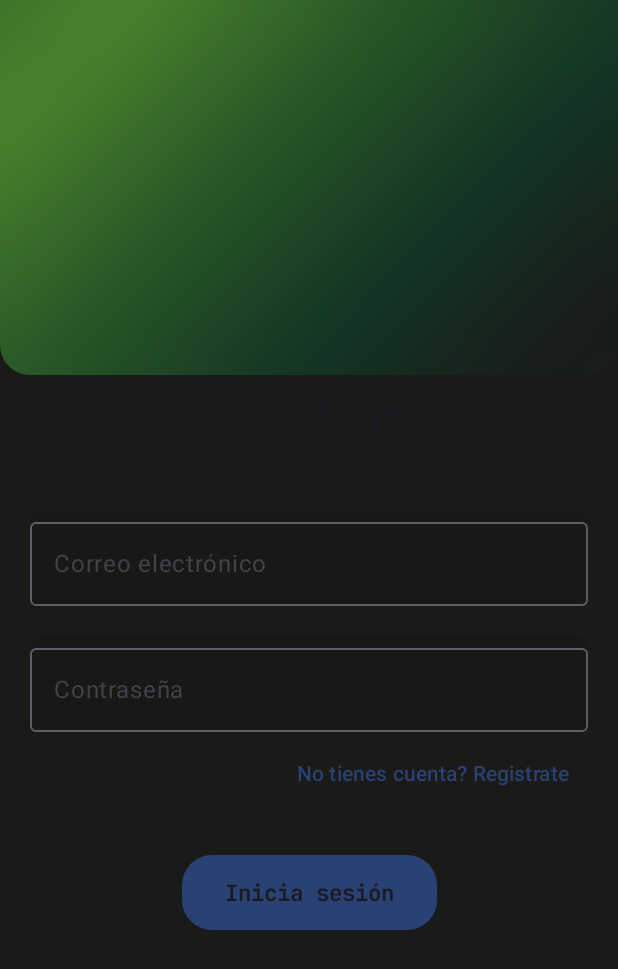
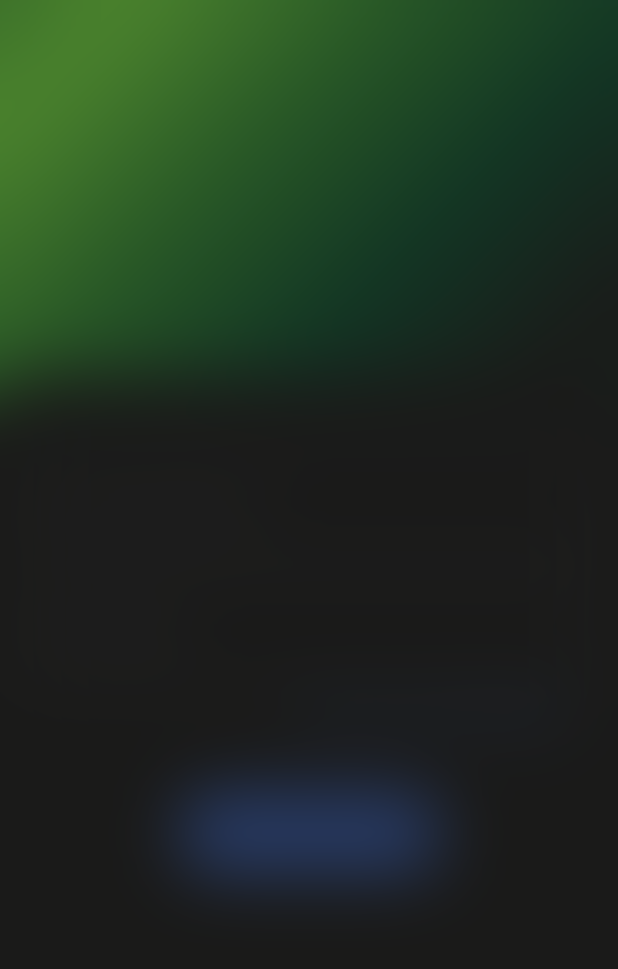
Before and after one commit to sly8057/Mist, an Android app built with Jetpack Compose: the screen it shows after launch (MainActivity), after a tap on "Inicia Sesión", on a phone screen of 412 x 824 dp. Shown: the top 969 px of the screen. Run offline under Robolectric (Android 15) with nearby library versions, the phone set to English and light mode, and no system bars.

Commit message:
LoginPage v2 - C#7

```diff
--- a/app/src/main/java/com/example/mist/pages/LoginPage.kt
+++ b/app/src/main/java/com/example/mist/pages/LoginPage.kt
@@ -66,23 +66,8 @@ fun LoginPage(modifier: Modifier = Modifier, navController: NavController, authV
         label = "bannerOffset"
     )
 
-
-    Box(modifier = Modifier
+    Column(modifier = Modifier
         .fillMaxSize()
-        .background(EeireBlack)) {
-
-        Column(
-            modifier = modifier.fillMaxSize(),
-            verticalArrangement = Arrangement.Top,
-            horizontalAlignment = Alignment.CenterHorizontally
-        ) {
-            Box(modifier = Modifier
-                .fillMaxWidth()
-                .clip(RoundedCornerShape(bottomEnd = 20.dp, bottomStart = 20.dp))
-            ){
-                Spacer(modifier = Modifier
-                    .height(250.dp)
-                    .fillMaxWidth()
         .blur(40.dp)
         .drawWithCache {
             val brushSize = 400f
@@ -93,11 +78,19 @@ fun LoginPage(modifier: Modifier = Modifier, navController: NavController, authV
                 tileMode = TileMode.Mirror
             )
             onDrawBehind {drawRect(brush)}
-                    }
-                )
-            }
+        },
+        verticalArrangement = Arrangement.Top,
+        horizontalAlignment = Alignment.CenterHorizontally
+    ) {
+        Spacer(modifier = Modifier.height(250.dp))
 
-
+        Column(modifier =  Modifier
+            .fillMaxSize()
+            .clip(RoundedCornerShape(topStart = 20.dp, topEnd = 20.dp))
+            .background(EeireBlack),
+            horizontalAlignment = Alignment.CenterHorizontally,
+            verticalArrangement = Arrangement.Top,
+        ) {
             /*
             Row (
                 modifier = Modifier.fillMaxWidth()
@@ -108,7 +101,6 @@ fun LoginPage(modifier: Modifier = Modifier, navController: NavController, authV
             ) {
                 //Text(text = "Login Page", fontSize = 32.sp)
             }
-             */
 
             Row (
                 modifier = Modifier.fillMaxWidth()
@@ -119,7 +111,9 @@ fun LoginPage(modifier: Modifier = Modifier, navController: NavController, authV
                 Text(text = "Login Page", fontSize = 24.sp)
             }
 
-            Spacer(modifier = Modifier.height(40.dp))
+             */
+
+            Spacer(modifier = Modifier.height(50.dp))
 
             OutlinedTextField(
                 modifier = Modifier
@@ -174,6 +168,8 @@ fun LoginPage(modifier: Modifier = Modifier, navController: NavController, authV
                     )
                 )
             }
+
+        }
+
     }
 }
-}
```
Lines whose indentation alone changed are shown as unchanged.
